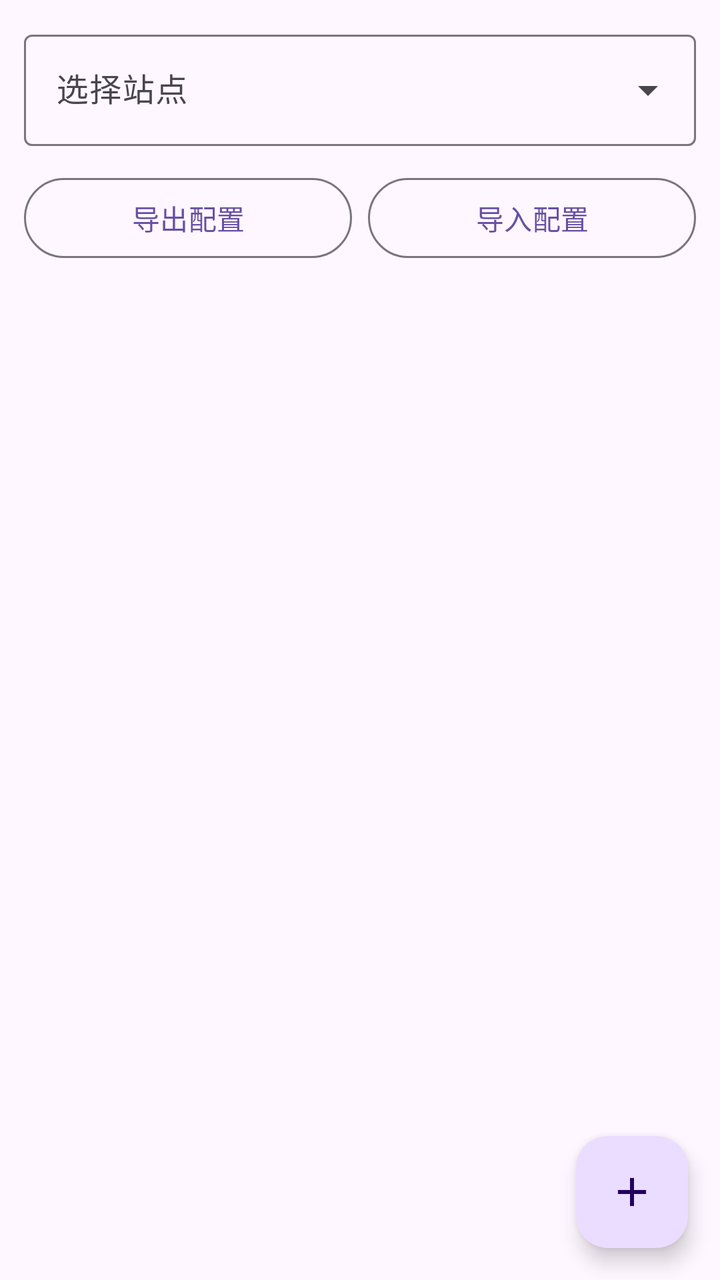
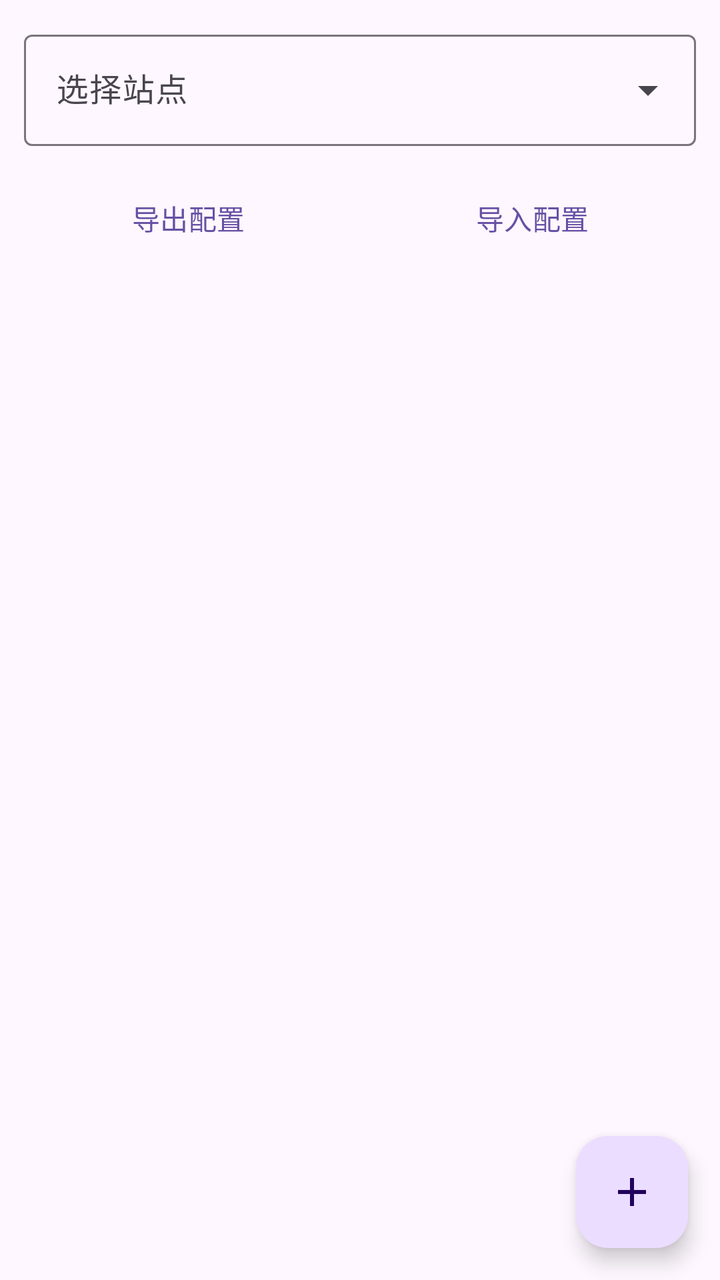

Before-and-after screenshots of an Android layout around one commit, followed by the original layout XML and the change that was made.
<!-- AndroidManifest.xml: application theme Theme.AutoCheckin -->
<!-- res/layout/fragment_accounts.xml -->
<?xml version="1.0" encoding="utf-8"?>
<FrameLayout xmlns:android="http://schemas.android.com/apk/res/android"
    xmlns:app="http://schemas.android.com/apk/res-auto"
    android:layout_width="match_parent"
    android:layout_height="match_parent">

    <LinearLayout
        android:layout_width="match_parent"
        android:layout_height="match_parent"
        android:orientation="vertical">

        <com.google.android.material.textfield.TextInputLayout
            android:id="@+id/siteSelectorLayout"
            style="@style/Widget.Material3.TextInputLayout.OutlinedBox.ExposedDropdownMenu"
            android:layout_width="match_parent"
            android:layout_height="wrap_content"
            android:layout_margin="12dp"
            android:hint="选择站点">

            <AutoCompleteTextView
                android:id="@+id/siteSpinner"
                android:layout_width="match_parent"
                android:layout_height="wrap_content"
                android:inputType="none" />
        </com.google.android.material.textfield.TextInputLayout>

        <LinearLayout
            android:layout_width="match_parent"
            android:layout_height="wrap_content"
            android:layout_marginHorizontal="12dp"
            android:orientation="horizontal">

            <com.google.android.material.button.MaterialButton
                android:id="@+id/exportConfigBtn"
                style="@style/Widget.Material3.Button.OutlinedButton"
                android:layout_width="0dp"
                android:layout_height="wrap_content"
                android:layout_weight="1"
                android:text="导出配置" />

            <com.google.android.material.button.MaterialButton
                android:id="@+id/importConfigBtn"
                style="@style/Widget.Material3.Button.OutlinedButton"
                android:layout_width="0dp"
                android:layout_height="wrap_content"
                android:layout_marginStart="8dp"
                android:layout_weight="1"
                android:text="导入配置" />
        </LinearLayout>

        <androidx.recyclerview.widget.RecyclerView
            android:id="@+id/accountList"
            android:layout_width="match_parent"
            android:layout_height="0dp"
            android:layout_weight="1"
            android:clipToPadding="false"
            android:paddingBottom="80dp" />
    </LinearLayout>

    <com.google.android.material.floatingactionbutton.FloatingActionButton
        android:id="@+id/fabAddAccount"
        android:layout_width="wrap_content"
        android:layout_height="wrap_content"
        android:layout_gravity="bottom|end"
        android:layout_margin="16dp"
        android:contentDescription="添加账号"
        app:srcCompat="@drawable/ic_add" />
</FrameLayout>
<!-- resources referenced by this layout -->
<resources>
  <!-- drawable ic_add (drawable) -->
  <?xml version="1.0" encoding="utf-8"?>
  <vector xmlns:android="http://schemas.android.com/apk/res/android"
      android:width="24dp"
      android:height="24dp"
      android:viewportWidth="24"
      android:viewportHeight="24">
      <path
          android:fillColor="#FFFFFF"
          android:pathData="M19,13h-6v6h-2v-6H5v-2h6V5h2v6h6v2z" />
  </vector>
  <style name="Theme.AutoCheckin" parent="Theme.Material3.DayNight.NoActionBar" />
</resources>

<!-- the commit's change to res/layout/fragment_accounts.xml (unified diff, before → after) -->
@@ -32,7 +32,7 @@
 
             <com.google.android.material.button.MaterialButton
                 android:id="@+id/exportConfigBtn"
-                style="@style/Widget.Material3.Button.OutlinedButton"
+                style="@style/Widget.Material3.Button.TextButton"
                 android:layout_width="0dp"
                 android:layout_height="wrap_content"
                 android:layout_weight="1"
@@ -40,7 +40,7 @@
 
             <com.google.android.material.button.MaterialButton
                 android:id="@+id/importConfigBtn"
-                style="@style/Widget.Material3.Button.OutlinedButton"
+                style="@style/Widget.Material3.Button.TextButton"
                 android:layout_width="0dp"
                 android:layout_height="wrap_content"
                 android:layout_marginStart="8dp"
